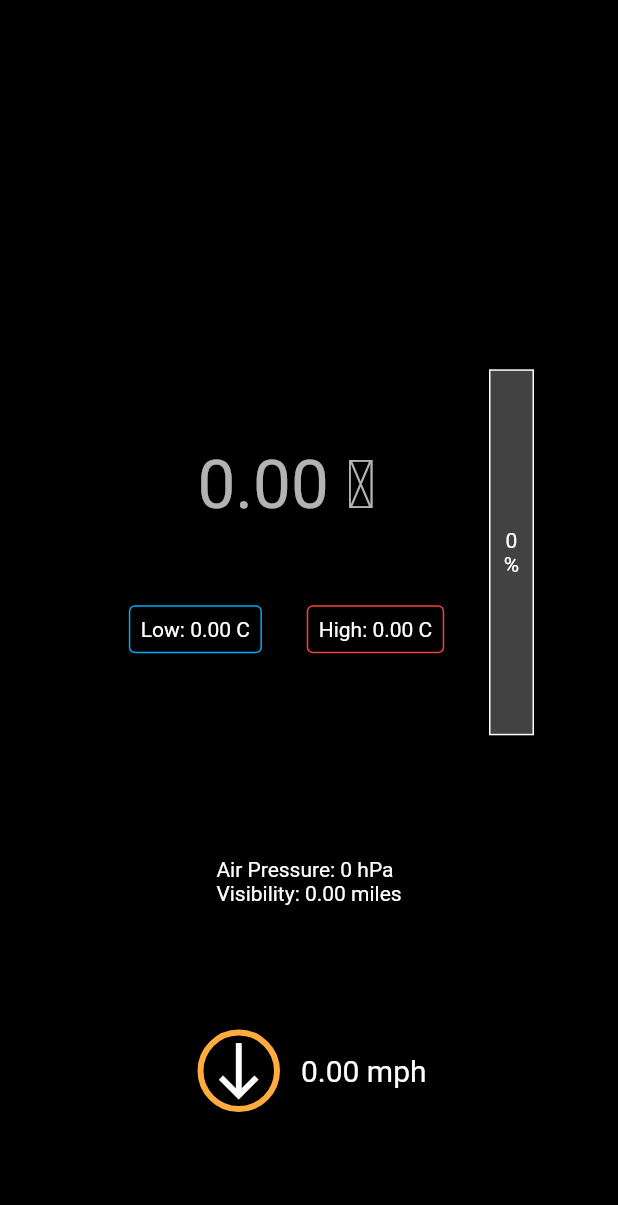
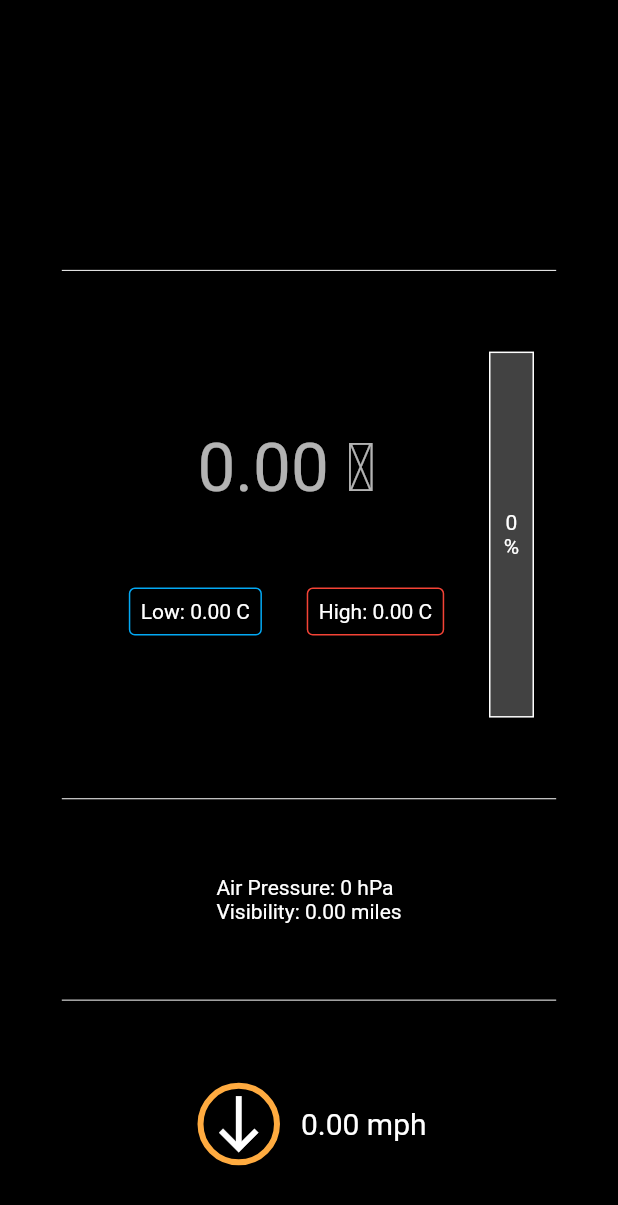
Before and after one commit to nobodyn0se/Weather_Now, a Flutter app: the WeatherWidget widget shown alone on an empty page, opened directly with empty values, on a phone screen of 412 x 824 dp. Shown: the top 1205 px of the screen. Run offline on Flutter 3.47's test engine with Material 2 defaults, Android fonts, the light colour scheme and no system bars; our stand-ins replace equatable, flutter_bloc.

Commit message:
Divider added between weather sections

```diff
--- a/lib/widgets/weather_widget.dart
+++ b/lib/widgets/weather_widget.dart
@@ -38,6 +38,11 @@ class WeatherWidget extends StatelessWidget {
                 ),
               ],
             ),
+          ),
+          Divider(
+            color: Theme.of(context).textTheme.bodyText1!.color,
+            indent: 0.1 * screenWidth,
+            endIndent: 0.1 * screenWidth,
           ),
           SizedBox(
             width: 300,
@@ -98,8 +103,18 @@ class WeatherWidget extends StatelessWidget {
               ],
             ),
           ),
+          Divider(
+            color: Theme.of(context).textTheme.bodyText1!.color,
+            indent: 0.1 * screenWidth,
+            endIndent: 0.1 * screenWidth,
+          ),
           Text('Air Pressure: ${weather.airPressure!.toInt()} hPa\n'
               'Visibility: ${weather.visibility!.toStringAsFixed(2)} miles'),
+          Divider(
+            color: Theme.of(context).textTheme.bodyText1!.color,
+            indent: 0.1 * screenWidth,
+            endIndent: 0.1 * screenWidth,
+          ),
           Row(
             mainAxisAlignment: MainAxisAlignment.center,
             children: [
```
Lines whose indentation alone changed are shown as unchanged.
